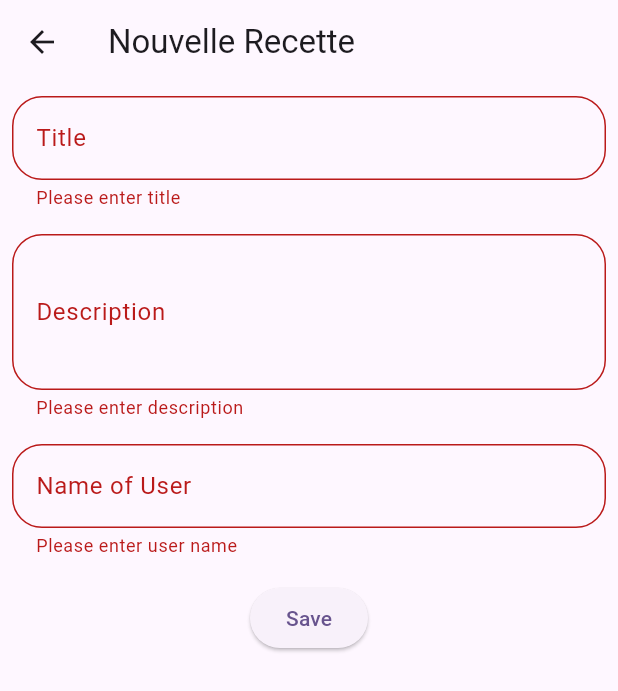
After one commit to gayetalib/flutter-test-app2, a Flutter app: the RecipeForm screen opened by its route, after a tap on "Save", on a phone screen of 412 x 824 dp. The commit adds this screen. Shown: the top 691 px of the screen. Run offline on Flutter 3.47's test engine with Material 3 defaults, Android fonts, the phone set to English and light mode, and no system bars.

```diff
--- /dev/null
+++ b/lib/RecipeForm.dart
@@ -0,0 +1,117 @@
+import 'dart:math';
+
+import 'package:flutter/material.dart';
+import 'package:flutter_test_app2/recetteModel.dart';
+
+class RecipeForm extends StatefulWidget {
+  const RecipeForm({super.key});
+
+  @override
+  State<RecipeForm> createState() => _RecipeFormState();
+}
+
+class _RecipeFormState extends State<RecipeForm> {
+  //for Validation
+  final formKey = GlobalKey<FormState>();
+  final titleController = TextEditingController();
+  final descriptionController = TextEditingController();
+  final userController = TextEditingController();
+
+  @override
+  void dispose() {
+    titleController.dispose();
+    descriptionController.dispose();
+    userController.dispose();
+    super.dispose();
+  }
+
+  @override
+  Widget build(BuildContext context) {
+    return Scaffold(
+      appBar: AppBar(
+        title: Text('Nouvelle Recette'),
+      ),
+      body: Form(
+          key: formKey,
+          child: ListView(
+            children: [
+              Padding(
+                padding: const EdgeInsets.all(8.0),
+                child: TextFormField(
+                  controller: titleController,
+                  decoration: InputDecoration(
+                      labelText: 'Title',
+                      border: OutlineInputBorder(
+                          borderRadius:
+                              BorderRadius.all(Radius.circular(20.0)))),
+                  validator: (value) {
+                    if (value!.isEmpty) {
+                      return 'Please enter title';
+                    }
+                    return null;
+                  },
+                  //initialValue: AutofillHints.newUsername,
+                ),
+              ),
+              Padding(
+                padding: const EdgeInsets.all(8.0),
+                child: TextFormField(
+                  controller: descriptionController,
+                  decoration: InputDecoration(
+                      labelText: 'Description',
+                      border: OutlineInputBorder(
+                          borderRadius:
+                              BorderRadius.all(Radius.circular(20.0)))),
+                  keyboardType: TextInputType.multiline,
+                  minLines: 3,
+                  maxLines: 5,
+                  validator: (value) {
+                    if (value!.isEmpty) {
+                      return 'Please enter description';
+                    }
+                    return null;
+                  },
+                ),
+              ),
+              Padding(
+                padding: const EdgeInsets.all(8.0),
+                child: TextFormField(
+                  controller: userController,
+                  decoration: InputDecoration(
+                      labelText: 'Name of User',
+                      border: OutlineInputBorder(
+                          borderRadius:
+                              BorderRadius.all(Radius.circular(20.0)))),
+                  validator: (value) {
+                    if (value!.isEmpty) {
+                      return 'Please enter user name';
+                    }
+                    return null;
+                  },
+                ),
+              ),
+              SizedBox(
+                height: 8.0,
+              ),
+              Center(
+                child: ElevatedButton(
+                    onPressed: () {
+                      if (formKey.currentState!.validate()) {
+                        RecetteModel recetteModel = RecetteModel(
+                            titleController.value.text,
+                            userController.value.text,
+                            'imageUrl',
+                            descriptionController.value.text,
+                            true,
+                            Random().nextInt(100));
+
+                        //save recetteModel through API
+                      }
+                    },
+                    child: Text('Save')),
+              )
+            ],
+          )),
+    );
+  }
+}
--- a/lib/main.dart
+++ b/lib/main.dart
@@ -1,7 +1,7 @@
 import 'package:flutter/material.dart';
+import 'package:flutter_test_app2/RecipeForm.dart';
 import 'package:flutter_test_app2/recetteModel.dart';
 import 'package:flutter_test_app2/recipeListScreen.dart';
-import 'package:transparent_image/transparent_image.dart';
 import 'package:flutter_test_app2/recette.dart';
 
 void main() {
@@ -19,9 +19,9 @@ class MyApp extends StatelessWidget {
         colorScheme: ColorScheme.fromSeed(seedColor: Colors.deepPurple),
         useMaterial3: true,
       ),
-      initialRoute: '/',
+      initialRoute: '/list',
       onGenerateRoute: (settings) => RouteGenerator.generateRoute(settings),
-      home: ReccipeListScreen(),
+      //home: ReccipeListScreen(),
       debugShowCheckedModeBanner: false,
     );
   }
@@ -30,12 +30,14 @@ class MyApp extends StatelessWidget {
 class RouteGenerator {
   static Route<dynamic> generateRoute(RouteSettings settings) {
     switch (settings.name) {
-      case '/':
-        return MaterialPageRoute(builder: (context) => ReccipeListScreen());
+      case '/new':
+        return MaterialPageRoute(builder: (context) => RecipeForm());
       case '/recipe':
         return MaterialPageRoute(
             builder: (context) => RecetteScreen(
                 recetteModel: settings.arguments as RecetteModel));
+      case '/list':
+        return MaterialPageRoute(builder: (context) => ReccipeListScreen());
       default:
         return MaterialPageRoute(
             builder: (context) => Scaffold(
--- a/lib/recetteModel.dart
+++ b/lib/recetteModel.dart
@@ -8,4 +8,15 @@ class RecetteModel {
 
   RecetteModel(this.title, this.user, this.imageUrl, this.description,
       this._isFavorited, this._favoriteCount);
+
+  Map<String, dynamic> toMap() {
+    return {
+      'title': title,
+      'user': user,
+      'imageUrl': imageUrl,
+      'description': description,
+      'isFavorite': _isFavorited,
+      'favoriteCount': _favoriteCount
+    };
+  }
 }
--- a/lib/recipeListScreen.dart
+++ b/lib/recipeListScreen.dart
@@ -82,6 +82,12 @@ class ReccipeListScreen extends StatelessWidget {
               child: RecipeItemWidget(recetteModel: recipeList[index]));
         },
       ),
+      floatingActionButton: FloatingActionButton(
+        onPressed: () {
+          Navigator.pushNamed(context, '/new');
+        },
+        child: Icon(Icons.add),
+      ),
     );
   }
 }
```
